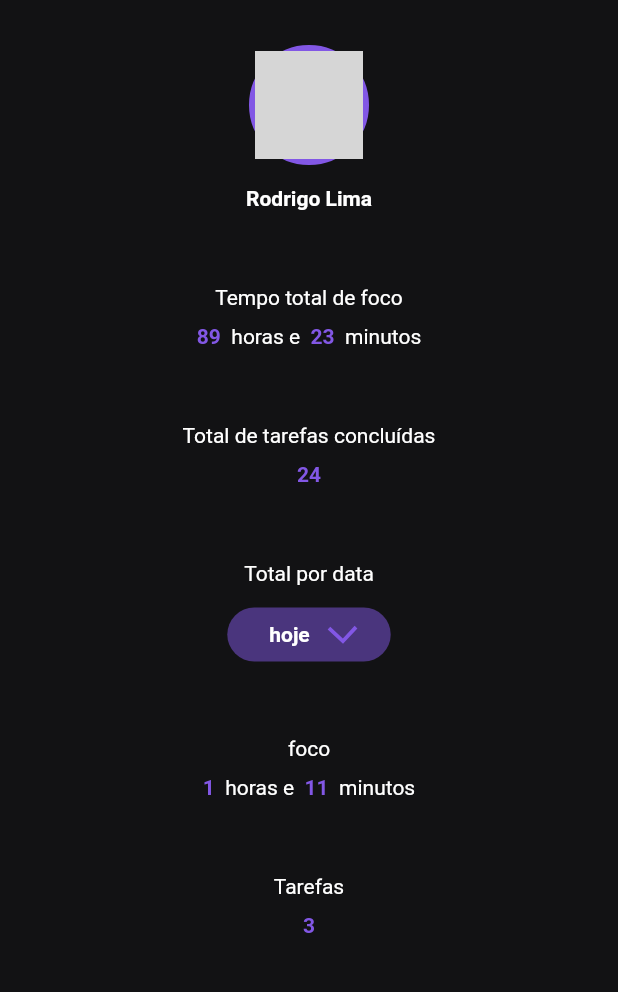
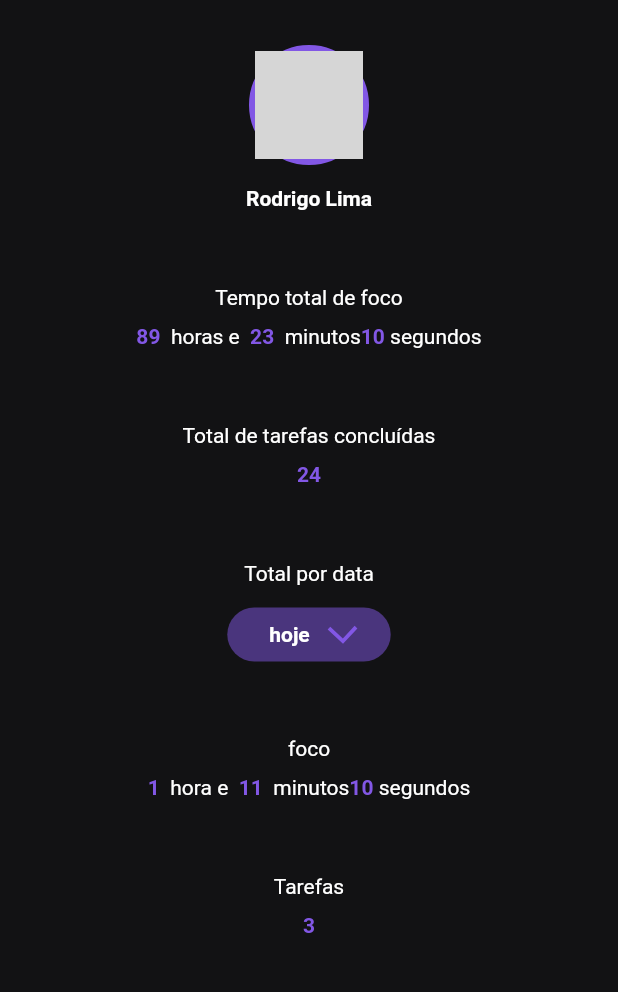
Before and after one commit to RodrigoLima96/time_sense, a Flutter app: the UserPage screen opened directly, on a phone screen of 412 x 824 dp, the part 84-1076 px from its top. Run offline on Flutter 3.47's test engine with Material 2 defaults, Android fonts, the phone set to English and light mode, and no system bars; our stand-ins replace circular_countdown_timer, equatable, flutter_svg, sqflite, wakelock; accounts and stored records are empty; network calls fail; grey boxes are pictures that could not be loaded.

Commit message:
change TotalFocusingTimeWidget and add convertTaskTime method

```diff
--- a/lib/src/controllers/tasks_controller.dart
+++ b/lib/src/controllers/tasks_controller.dart
@@ -1,4 +1,5 @@
 import 'package:flutter/material.dart';
+import 'package:time_sense/src/controllers/helpers/helpers.dart';
 import 'package:time_sense/src/repositories/repositories.dart';
 import 'package:uuid/uuid.dart';
 
@@ -21,6 +22,7 @@ class TasksController extends ChangeNotifier {
 
   List<Task> pendingTaskList = [];
   List<Task> completeTaskList = [];
+  Map<String, int>? taskFocusTime;
   int? lastPendingTaskSelectedIndex;
   int? lastCompleteTaskSelectedIndex;
 
@@ -120,6 +122,7 @@ class TasksController extends ChangeNotifier {
     final taskIndex = targetList.indexWhere((task) => task.id == taskId);
 
     if (taskIndex != -1) {
+      taskFocusTime = Helper.convertTaskTime(seconds: targetList[taskIndex].totalFocusingTime);
       targetList[taskIndex].showDetails = !targetList[taskIndex].showDetails;
 
       if (isPendingTasksPage) {
--- a/lib/src/pages/tasks/widgets/tasks_list.dart
+++ b/lib/src/pages/tasks/widgets/tasks_list.dart
@@ -27,7 +27,7 @@ class TasksList extends StatelessWidget {
     return tasksList.isNotEmpty
         ? SizedBox(
             width: size.width,
-            height: size.height * 0.78,
+            height: size.height * 0.7,
             child: ListView.builder(
               itemCount: tasksList.length,
               itemBuilder: (context, index) {
--- a/lib/src/pages/user/widgets/user_body.dart
+++ b/lib/src/pages/user/widgets/user_body.dart
@@ -26,29 +26,28 @@ class UserBody extends StatelessWidget {
               height: 80,
               borderWidth: 4,
             ),
-
             Container(
               margin: const EdgeInsets.only(top: 14),
               child: const Text('Rodrigo Lima', style: textBold),
             ),
-
             Container(
               margin: const EdgeInsets.only(top: 50),
               child: const TotalFocusingTimeWidget(
-                  hours: 89, minutes: 23, text: 'Tempo total de foco'),
+                hours: 89,
+                minutes: 23,
+                seconds: 10,
+                text: 'Tempo total de foco',
+              ),
             ),
-
             Container(
               margin: const EdgeInsets.only(top: 50),
               child: const TasksCompletedWidget(
                   totalTasks: 24, text: 'Total de tarefas concluídas'),
             ),
-
             Container(
               margin: const EdgeInsets.only(top: 50),
               child: const Text('Total por data', style: textRegular),
             ),
-
             Container(
               margin: const EdgeInsets.only(top: 15),
               child: PrimaryButton(
@@ -59,20 +58,18 @@ class UserBody extends StatelessWidget {
                 backIcon: 'assets/icons/arrow-back-icon.svg',
               ),
             ),
-
             Container(
               margin: const EdgeInsets.only(top: 50),
               child: const TotalFocusingTimeWidget(
                 hours: 1,
                 minutes: 11,
+                seconds: 10,
                 text: 'foco',
               ),
             ),
-
             Container(
               margin: const EdgeInsets.only(top: 50),
-              child: const TasksCompletedWidget(
-                  totalTasks: 3, text: 'Tarefas'),
+              child: const TasksCompletedWidget(totalTasks: 3, text: 'Tarefas'),
             ),
           ],
         ),
--- a/lib/src/shared/widgets/total_focusing_time_widget.dart
+++ b/lib/src/shared/widgets/total_focusing_time_widget.dart
@@ -5,12 +5,14 @@ import '../utils/utils.dart';
 class TotalFocusingTimeWidget extends StatelessWidget {
   final int hours;
   final int minutes;
+  final int seconds;
   final String text;
 
   const TotalFocusingTimeWidget({
     super.key,
     required this.hours,
     required this.minutes,
+    required this.seconds,
     required this.text,
   });
 
@@ -20,15 +22,37 @@ class TotalFocusingTimeWidget extends StatelessWidget {
       children: [
         Container(
           margin: const EdgeInsets.only(bottom: 10),
-          child: Text(text, style: textRegular),
+          child: hours < 1 && minutes < 1 && seconds < 1
+              ? const SizedBox()
+              : Text(text, style: textRegular),
         ),
         Row(
           mainAxisAlignment: MainAxisAlignment.center,
           children: [
-            Text('$hours  ', style: textBold.copyWith(color: primaryColor)),
-            const Text('horas e  ', style: textRegular),
-            Text('$minutes  ', style: textBold.copyWith(color: primaryColor)),
-            const Text('minutos', style: textRegular),
+            hours > 0
+                ? Text('$hours  ',
+                    style: textBold.copyWith(color: primaryColor))
+                : const SizedBox(),
+            hours > 0
+                ? Text(hours > 1 ? 'horas e  ' : 'hora e  ', style: textRegular)
+                : const SizedBox(),
+            minutes > 0
+                ? Text('$minutes  ',
+                    style: textBold.copyWith(color: primaryColor))
+                : const SizedBox(),
+            minutes > 0
+                ? Text(minutes > 1 ? 'minutos' : 'minuto', style: textRegular)
+                : const SizedBox(),
+            seconds > 0 && seconds < 60
+                ? Text('$seconds ',
+                    style: textBold.copyWith(color: primaryColor))
+                : const SizedBox(),
+            seconds > 0 && seconds < 60
+                ? Text(seconds > 1 ? 'segundos' : 'segundo', style: textRegular)
+                : const SizedBox(),
+            hours < 1 && minutes < 1 && seconds < 1
+                ? const Text('Tarefa não iniciada', style: textBold)
+                : const SizedBox(),
           ],
         ),
       ],
--- a/lib/src/shared/widgets/widgets.dart
+++ b/lib/src/shared/widgets/widgets.dart
@@ -4,3 +4,4 @@ export './custom_app_bar.dart';
 export './add_task_widget.dart';
 export './total_focusing_time_widget.dart';
 export './task_widget.dart';
+export './task_focus_time_widget.dart';
```
Also changed, not shown: lib/src/controllers/helpers/helper.dart (+13 -0 lines), lib/src/shared/widgets/task_focus_time_widget.dart (added, +29 -0 lines), lib/src/shared/widgets/task_widget.dart (+3 -8 lines).
